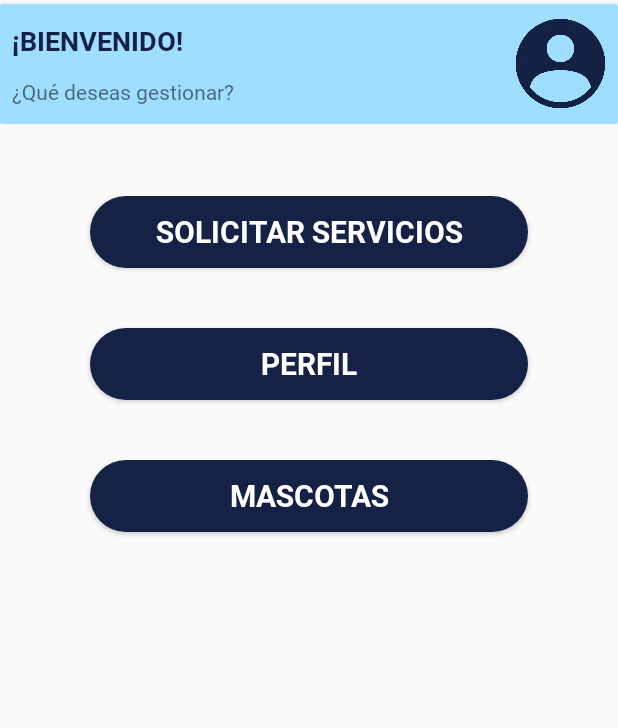
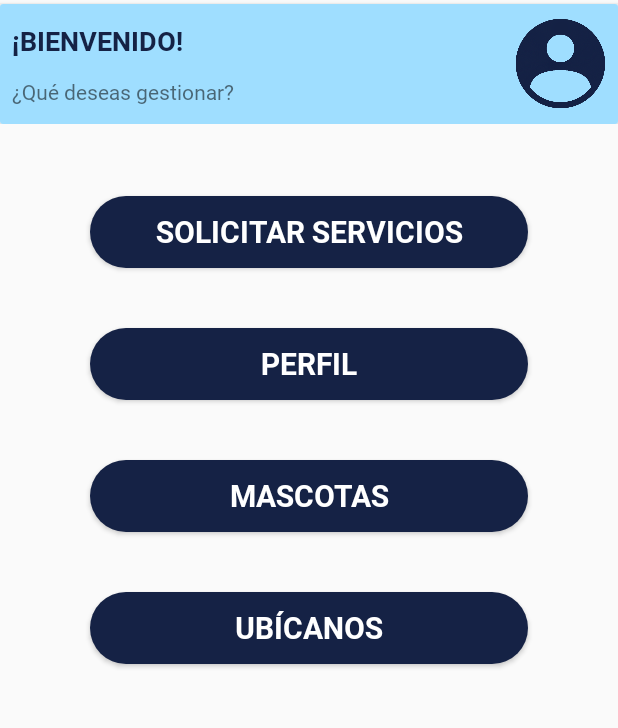
Before and after one commit to ogsilvaa/VeterinariaUpc, an Android app: the InicioActivity screen opened directly, with no data from a screen before it, on a phone screen of 412 x 824 dp, the part 133-861 px from its top. Run offline under Robolectric (Android 15) with nearby library versions, the phone set to English and light mode, and no system bars.

Commit message:
Se añade botón UBÍCANOS en el layout de inicio para visualizar ubicación de la veterinaria en mapa.

```diff
--- a/PuppiesVet/app/src/main/res/layout/activity_inicio.xml
+++ b/PuppiesVet/app/src/main/res/layout/activity_inicio.xml
@@ -63,4 +63,21 @@
         app:layout_constraintEnd_toEndOf="parent"
         app:layout_constraintStart_toStartOf="parent"
         app:layout_constraintTop_toBottomOf="@+id/btn_Perfil" />
+
+    <Button
+        android:id="@+id/btn_Map"
+        android:layout_width="match_parent"
+        android:layout_height="wrap_content"
+        android:layout_marginStart="60dp"
+        android:layout_marginTop="40dp"
+        android:layout_marginEnd="60dp"
+        android:background="@drawable/fondo_boton"
+        android:fontFamily="@font/roboto_bold"
+        android:text="Ubícanos"
+        android:textColor="@color/white"
+        android:textSize="20sp"
+        app:layout_constraintEnd_toEndOf="parent"
+        app:layout_constraintStart_toStartOf="parent"
+        app:layout_constraintTop_toBottomOf="@+id/btn_Mascota" />
+
 </androidx.constraintlayout.widget.ConstraintLayout>
```
